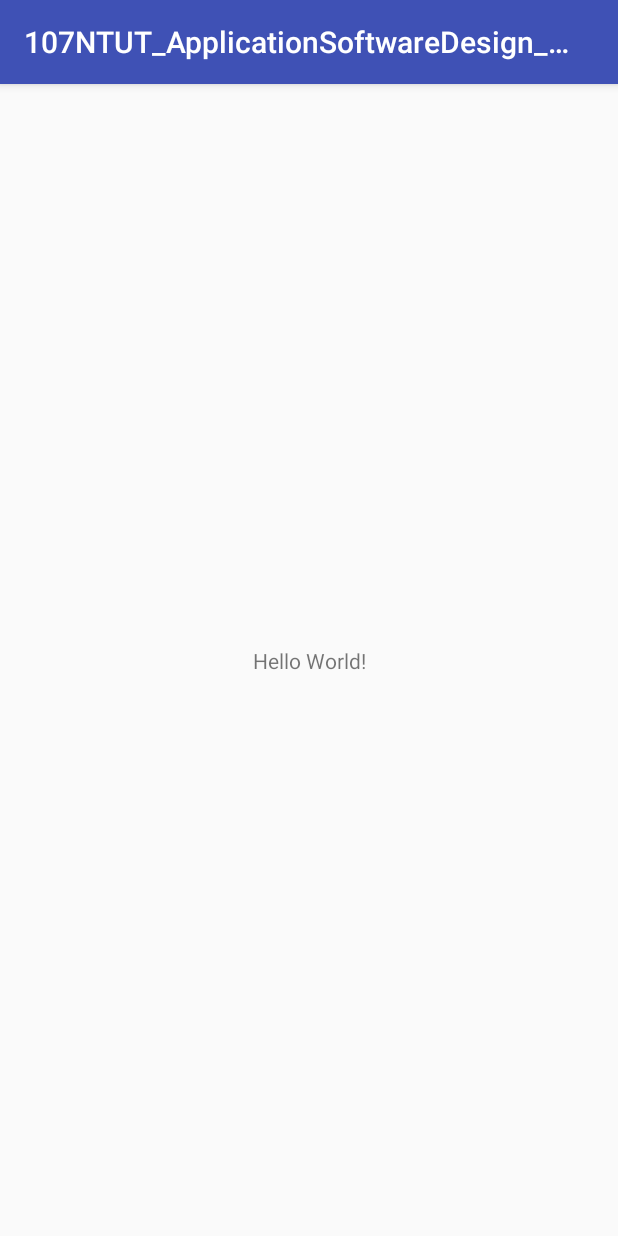
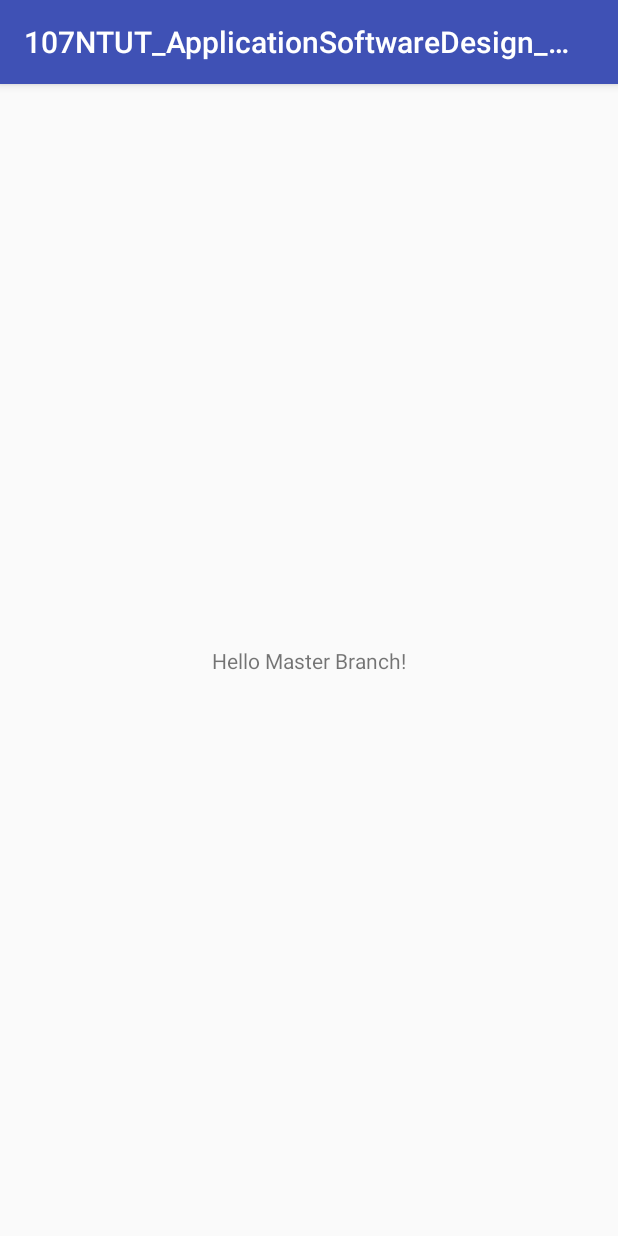
Before and after one commit to Ruilong25/107NTUT_ApplicationSoftwareDesign_Lab_1, an Android app: the screen it shows after launch (MainActivity), on a phone screen of 412 x 824 dp. Run offline under Robolectric (Android 15) with nearby library versions, the phone set to English and light mode, and no system bars.

Commit message:
Edit TextView for master

```diff
--- a/app/src/main/res/layout/activity_main.xml
+++ b/app/src/main/res/layout/activity_main.xml
@@ -9,7 +9,7 @@
     <TextView
         android:layout_width="wrap_content"
         android:layout_height="wrap_content"
-        android:text="Hello World!"
+        android:text="Hello Master Branch!"
         app:layout_constraintBottom_toBottomOf="parent"
         app:layout_constraintLeft_toLeftOf="parent"
         app:layout_constraintRight_toRightOf="parent"
```
